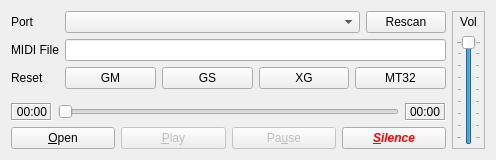
LasDesu/MidiPlayer, file midi_player.ui: the form before one commit.
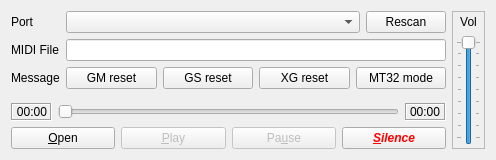
The form after the commit.

Patch:
```diff
--- a/midi_player.ui
+++ b/midi_player.ui
@@ -68,7 +68,7 @@
         <item row="2" column="0">
          <widget class="QLabel" name="label_4">
           <property name="text">
-           <string>Reset</string>
+           <string>Message</string>
           </property>
          </widget>
         </item>
@@ -77,28 +77,28 @@
           <item>
            <widget class="QPushButton" name="butResetGM">
             <property name="text">
-             <string>GM</string>
+             <string>GM reset</string>
             </property>
            </widget>
           </item>
           <item>
            <widget class="QPushButton" name="butResetGS">
             <property name="text">
-             <string>GS</string>
+             <string>GS reset</string>
             </property>
            </widget>
           </item>
           <item>
            <widget class="QPushButton" name="butResetXG">
             <property name="text">
-             <string>XG</string>
+             <string>XG reset</string>
             </property>
            </widget>
           </item>
           <item>
            <widget class="QPushButton" name="butResetMT32">
             <property name="text">
-             <string>MT32</string>
+             <string>MT32 mode</string>
             </property>
            </widget>
           </item>
```
